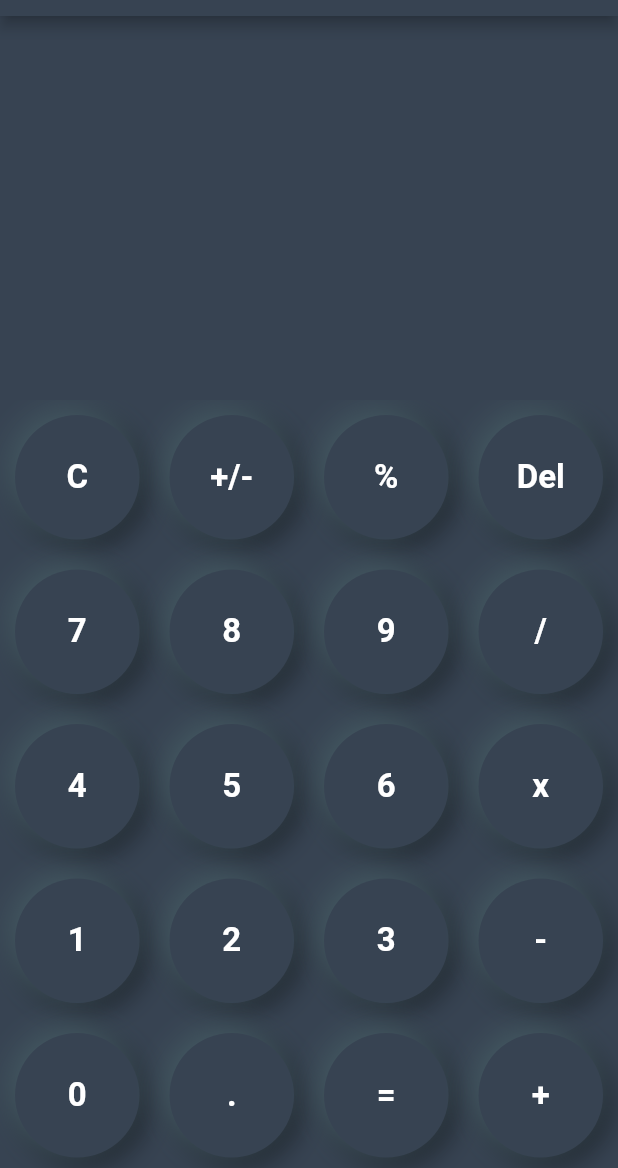
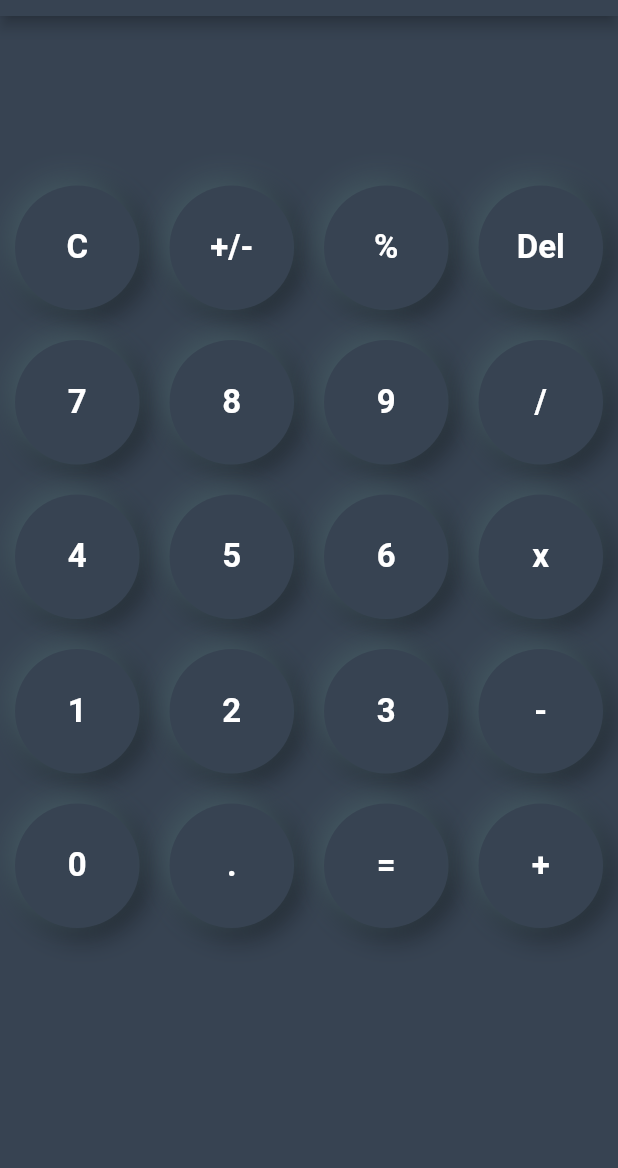
Before and after one commit to KaushikiKumari/calculator, a Flutter app: the screen it shows after launch, on a phone screen of 412 x 824 dp, the part 68-1236 px from its top. Run offline on Flutter 3.47's test engine with Material 2 defaults, Android fonts, the phone set to English and light mode, and no system bars; our stand-ins replace math_expressions.

Commit message:
make some ui modifications!

```diff
--- a/lib/pages/calculator_home_page.dart
+++ b/lib/pages/calculator_home_page.dart
@@ -12,8 +12,9 @@ class CalculatorHomePage extends StatefulWidget {
 }
 
 class _CalculatorHomePageState extends State<CalculatorHomePage> {
-  var userInput = '';
-  var answer = '';
+  // variables
+  var userInput = ''; // for user input
+  var answer = ''; // for calculator answer
 
 // Array of button
   final List<String> buttons = [
@@ -37,7 +38,7 @@ class _CalculatorHomePageState extends State<CalculatorHomePage> {
     '.',
     '=',
     '+',
-  ];
+  ]; // shown in gridview.builder (index wise)
 
   @override
   Widget build(BuildContext context) {
@@ -52,14 +53,17 @@ class _CalculatorHomePageState extends State<CalculatorHomePage> {
         ),
       ), //AppBar
       backgroundColor: const Color(0xFF374352),
-      body: Column(
+      body: SingleChildScrollView(
+        child: Column(
           children: <Widget>[
-          Expanded(
+            SizedBox(
+              height: MediaQuery.of(context).size.height / 8,
               child: Column(
                   mainAxisAlignment: MainAxisAlignment.spaceEvenly,
                   children: <Widget>[
                     Container(
-                    padding: const EdgeInsets.all(20),
+                      padding: const EdgeInsets.symmetric(
+                          horizontal: 15, vertical: 10),
                       alignment: Alignment.centerRight,
                       child: Text(
                         userInput,
@@ -67,7 +71,7 @@ class _CalculatorHomePageState extends State<CalculatorHomePage> {
                       ),
                     ),
                     Container(
-                    padding: const EdgeInsets.all(15),
+                      padding: const EdgeInsets.symmetric(horizontal: 15),
                       alignment: Alignment.centerRight,
                       child: Text(
                         answer,
@@ -78,11 +82,12 @@ class _CalculatorHomePageState extends State<CalculatorHomePage> {
                       ),
                     )
                   ]),
-          ),
-          Expanded(
-            flex: 2,
-            child: GridView.builder(
+            ), // get input and print output
+            GridView.builder(
                 itemCount: buttons.length,
+// depends in the list assign above
+                shrinkWrap: true,
+                physics: const NeverScrollableScrollPhysics(),
                 gridDelegate: const SliverGridDelegateWithFixedCrossAxisCount(
                     crossAxisCount: 4),
                 itemBuilder: (BuildContext context, int index) {
@@ -95,6 +100,7 @@ class _CalculatorHomePageState extends State<CalculatorHomePage> {
                           answer = '0';
                         });
                       },
+//Tapping on this button it will clear the data
                       buttonText: buttons[index],
                     );
                   }
@@ -107,6 +113,7 @@ class _CalculatorHomePageState extends State<CalculatorHomePage> {
                       //     userInput += buttons[index];
                       //   });
                       // },
+//for now nothing is assign here !
                       buttonText: buttons[index],
                     );
                   }
@@ -130,6 +137,7 @@ class _CalculatorHomePageState extends State<CalculatorHomePage> {
                               userInput.substring(0, userInput.length - 1);
                         });
                       },
+//Tapping on this button it will delete the data one by one
                       buttonText: buttons[index],
                     );
                   }
@@ -141,6 +149,7 @@ class _CalculatorHomePageState extends State<CalculatorHomePage> {
                           equalPressed();
                         });
                       },
+//Tapping on this button it will print the final result!
                       buttonText: buttons[index],
                     );
                   }
@@ -154,26 +163,13 @@ class _CalculatorHomePageState extends State<CalculatorHomePage> {
                         });
                       },
                       buttonText: buttons[index],
-                      // color: isOperator(buttons[index])
-                      //     ? Colors.blueAccent
-                      //     : Colors.white,
-                      // textColor: isOperator(buttons[index])
-                      //     ? Colors.white
-                      //     : Colors.black,
                     );
                   }
-                }),
-          ),
+                }), // calculator buttons
           ],
         ),
+      ),
     );
-  }
-
-  bool isOperator(String x) {
-    if (x == '/' || x == 'x' || x == '-' || x == '+' || x == '=') {
-      return true;
-    }
-    return false;
   }
 
 // function to calculate the input operation
--- a/lib/widgets/my_button.dart
+++ b/lib/widgets/my_button.dart
@@ -8,7 +8,7 @@ class MyButton extends StatelessWidget {
   final buttontapped;
 
 //Constructor
-  MyButton({required this.buttonText, this.buttontapped});
+  const MyButton({super.key, required this.buttonText, this.buttontapped});
 
   @override
   Widget build(BuildContext context) {
@@ -18,7 +18,7 @@ class MyButton extends StatelessWidget {
         padding: const EdgeInsets.all(10),
         child: NeuContainer(
           darkMode: true,
-          borderRadius: BorderRadius.circular(60),
+          borderRadius: BorderRadius.circular(80),
           child: Center(
             child: Text(
               buttonText,
--- a/lib/widgets/neo_container.dart
+++ b/lib/widgets/neo_container.dart
@@ -5,8 +5,11 @@ class NeuContainer extends StatefulWidget {
   final Widget child;
   final BorderRadius borderRadius;
 
-  NeuContainer(
-      {this.darkMode = false, required this.child, required this.borderRadius});
+  const NeuContainer(
+      {super.key,
+      this.darkMode = false,
+      required this.child,
+      required this.borderRadius});
 
   @override
   _NeuContainerState createState() => _NeuContainerState();
@@ -35,7 +38,7 @@ class _NeuContainerState extends State<NeuContainer> {
       onPointerUp: _onPointerUp,
       child: Container(
         decoration: BoxDecoration(
-            color:  const Color(0xFF374352),
+            color: const Color(0xFF374352),
             borderRadius: widget.borderRadius,
             boxShadow: _isPressed
                 ? null
```
Lines whose indentation alone changed are shown as unchanged.
